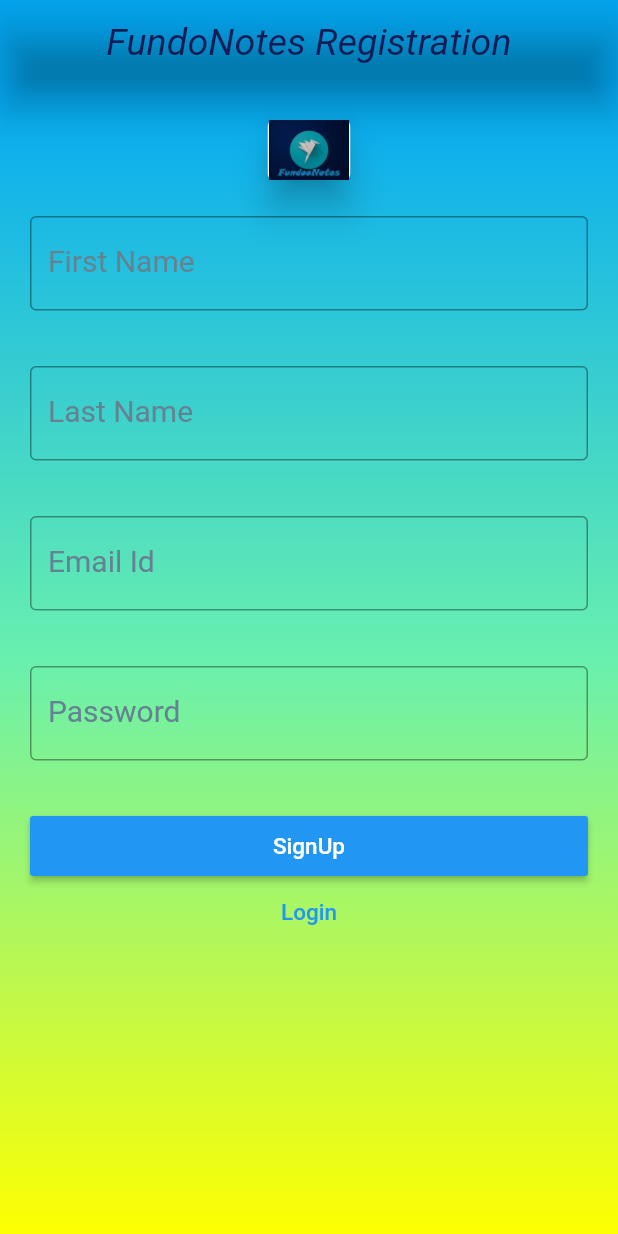
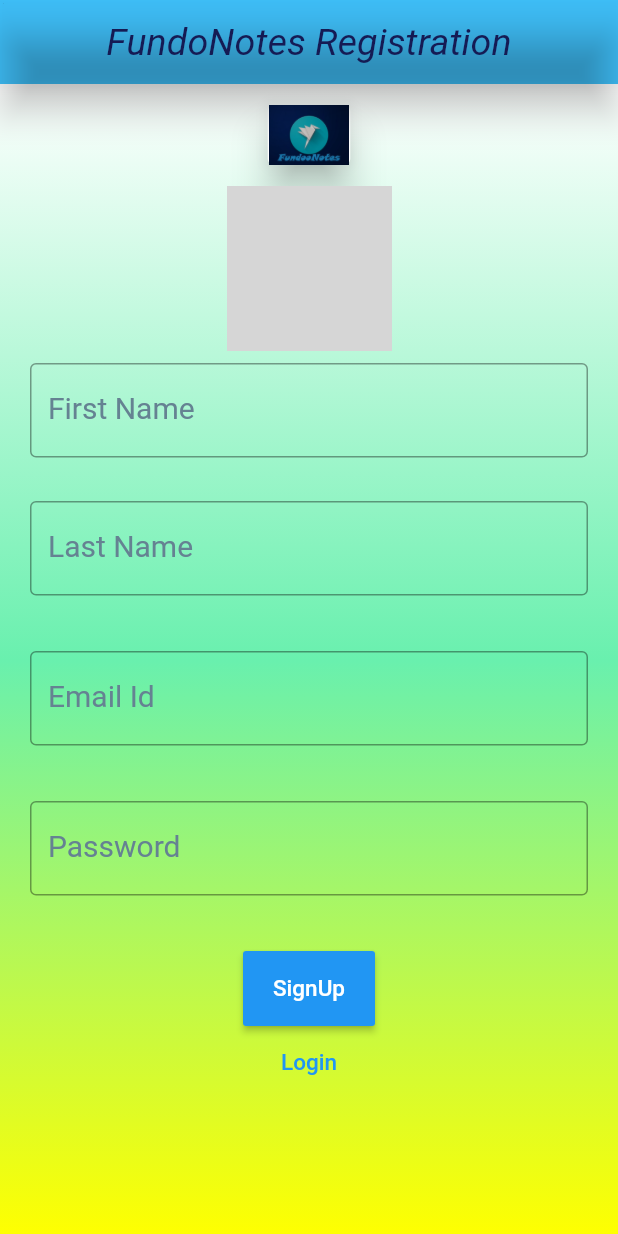
Before and after one commit to Shweta2105/FundoNotes-1, a Flutter app: the screen it shows after launch, after a tap on "Sign in", on a phone screen of 412 x 824 dp. Run offline on Flutter 3.47's test engine with Material 2 defaults, Android fonts, the light colour scheme and no system bars; our stand-ins replace firebase_core, hexcolor; accounts and stored records are empty; network calls fail; grey boxes are pictures that could not be loaded.

Commit message:
image added to registration page

```diff
--- a/lib/main.dart
+++ b/lib/main.dart
@@ -1,5 +1,6 @@
 import 'package:firebase_core/firebase_core.dart';
 import 'package:flutter/material.dart';
+import 'package:fundonotes/screens/homescreen.dart';
 import 'package:fundonotes/screens/loginpage.dart';
 import 'package:fundonotes/screens/registrationpage.dart';
 
@@ -17,6 +18,7 @@
     routes: {
       '/loginpage': (context) => LoginPage(),
       '/registrationpage': (context) => RegistrationPage(),
+      '/homescreen': (context) => HomeScreen(),
     },
   ));
 }
--- a/lib/screens/loginpage.dart
+++ b/lib/screens/loginpage.dart
@@ -25,9 +25,9 @@
 
   @override
   void initState() {
+    super.initState();
     _emailController = TextEditingController();
     //getData();
-    super.initState();
   }
 
   _emailRequestFocus() {
@@ -44,7 +44,7 @@
 
   Widget build(BuildContext context) {
     return Scaffold(
-      backgroundColor: Colors.lightBlue,
+      backgroundColor: Colors.lightBlueAccent,
       appBar: AppBar(
         automaticallyImplyLeading: false,
         backgroundColor: Colors.transparent,
@@ -60,11 +60,10 @@
       ),
       body: Container(
         decoration: BoxDecoration(
-            gradient: LinearGradient(colors: [
-          Colors.lightBlue,
-          Colors.greenAccent,
-          Colors.yellowAccent
-        ], begin: Alignment.topCenter, end: Alignment.bottomCenter)),
+            gradient: LinearGradient(
+                colors: [Colors.white, Colors.greenAccent, Colors.yellowAccent],
+                begin: Alignment.topCenter,
+                end: Alignment.bottomCenter)),
         child: Center(
           child: Padding(
             padding: EdgeInsets.all(10),
@@ -207,7 +206,9 @@
                           style: TextStyle(
                             fontSize: 15,
                           )),
-                      onPressed: () {}),
+                      onPressed: () {
+                        Navigator.pushNamed(context, '/homescreen');
+                      }),
                 ),
                 Container(
                     child: Row(
--- a/lib/screens/registrationpage.dart
+++ b/lib/screens/registrationpage.dart
@@ -57,9 +57,10 @@
     });
   }
 
+  @override
   Widget build(BuildContext context) {
     return Scaffold(
-      backgroundColor: Colors.lightBlue,
+        backgroundColor: Colors.lightBlueAccent,
         appBar: AppBar(
           automaticallyImplyLeading: false,
           backgroundColor: Colors.transparent,
@@ -73,39 +74,62 @@
               )),
           centerTitle: true,
         ),
-      body: Container(
-          decoration: BoxDecoration(
+        body: SafeArea(
+          child: LayoutBuilder(builder:
+              (BuildContext context, BoxConstraints viewportConstraint) {
+            return SingleChildScrollView(
+                child: ConstrainedBox(
+              constraints: BoxConstraints(
+                minHeight: viewportConstraint.maxHeight,
+              ),
+              child: Container(
+                decoration: const BoxDecoration(
                     gradient: LinearGradient(colors: [
-            Colors.lightBlue,
+                  Colors.white,
                   Colors.greenAccent,
                   Colors.yellowAccent
                 ], begin: Alignment.topCenter, end: Alignment.bottomCenter)),
-          child: Center(
-            child: Padding(
-              padding: EdgeInsets.all(10),
-              child: ListView(children: <Widget>[
+                padding: const EdgeInsets.symmetric(horizontal: 10),
+                child: Column(
+                    crossAxisAlignment: CrossAxisAlignment.center,
+                    children: <Widget>[
                       Container(
                         alignment: Alignment.center,
-                  padding: EdgeInsets.all(10),
+                        padding: const EdgeInsets.all(10),
                         child: Card(
                           color: HexColor('#FFFFFF'),
                           elevation: 10,
-                    child: Container(
+                          child: SizedBox(
                             height: 40,
                             width: 55,
                             child: Stack(
                               children: [
                                 Center(
-                            child: Image.asset('assets/images/fundooIcon.jpg'),
+                                  child: Image.asset(
+                                      'assets/images/fundooIcon.jpg'),
                                 )
                               ],
                             ),
                           ),
                         ),
                       ),
+                      Stack(
+                        children: [
+                          const CircleAvatar(
+                              radius: 55,
+                              backgroundImage: NetworkImage(
+                                  'https://images.unsplash.com/photo-1541963463532-d68292c34b19?ixlib=rb-1.2.1&q=80&fm=jpg&crop=entropy&cs=tinysrgb&w=1080&fit=max')),
+                          Positioned(
+                              bottom: -10,
+                              left: 70,
+                              child: IconButton(
+                                  onPressed: () {},
+                                  icon: const Icon(Icons.add_a_photo)))
+                        ],
+                      ),
                       Container(
                         height: 100,
-                  padding: EdgeInsets.fromLTRB(10, 10, 10, 0),
+                        padding: const EdgeInsets.fromLTRB(10, 8, 10, 0),
                         child: TextField(
                           controller: fnameController,
                           focusNode: fnameFocus,
@@ -116,13 +140,15 @@
                                 : fnameValid = false;
                             setState(() {});
                           },
+                          // ignore: unnecessary_new
                           style: new TextStyle(
                               fontStyle: FontStyle.normal,
                               fontSize: 20,
                               color: HexColor('#606E74')),
                           decoration: InputDecoration(
                               labelText: 'First Name',
-                        errorText: fnameValid ? null : "Invalid first name",
+                              errorText:
+                                  fnameValid ? null : "Invalid first name",
                               errorStyle: const TextStyle(fontSize: 15),
                               labelStyle: TextStyle(
                                   color: fnameFocus.hasFocus
@@ -131,7 +157,8 @@
                                           : Colors.red
                                       : HexColor('#658292')),
                               border: OutlineInputBorder(
-                            borderSide: BorderSide(color: HexColor('#658292'))),
+                                  borderSide:
+                                      BorderSide(color: HexColor('#658292'))),
                               focusedBorder: OutlineInputBorder(
                                 borderRadius:
                                     const BorderRadius.all(Radius.circular(4)),
@@ -144,7 +171,7 @@
                       ),
                       Container(
                         height: 100,
-                  padding: EdgeInsets.fromLTRB(10, 10, 10, 0),
+                        padding: const EdgeInsets.fromLTRB(10, 0, 10, 0),
                         child: TextField(
                           controller: lnameController,
                           focusNode: lnameFocus,
@@ -161,7 +188,8 @@
                               color: HexColor('#606E74')),
                           decoration: InputDecoration(
                               labelText: 'Last Name',
-                        errorText: lnameValid ? null : "Invalid last name",
+                              errorText:
+                                  lnameValid ? null : "Invalid last name",
                               errorStyle: const TextStyle(fontSize: 15),
                               labelStyle: TextStyle(
                                   color: lnameFocus.hasFocus
@@ -170,7 +198,8 @@
                                           : Colors.red
                                       : HexColor('#658292')),
                               border: OutlineInputBorder(
-                            borderSide: BorderSide(color: HexColor('#658292'))),
+                                  borderSide:
+                                      BorderSide(color: HexColor('#658292'))),
                               focusedBorder: OutlineInputBorder(
                                 borderRadius:
                                     const BorderRadius.all(Radius.circular(4)),
@@ -183,7 +212,7 @@
                       ),
                       Container(
                         height: 100,
-                  padding: EdgeInsets.fromLTRB(10, 10, 10, 10),
+                        padding: EdgeInsets.fromLTRB(10, 0, 10, 10),
                         child: TextField(
                           controller: _emailController,
                           focusNode: _emailFocus,
@@ -211,7 +240,8 @@
                                           : Colors.red
                                       : HexColor('#658292')),
                               border: OutlineInputBorder(
-                            borderSide: BorderSide(color: HexColor('#658292'))),
+                                  borderSide:
+                                      BorderSide(color: HexColor('#658292'))),
                               focusedBorder: OutlineInputBorder(
                                 borderRadius:
                                     const BorderRadius.all(Radius.circular(4)),
@@ -224,7 +254,7 @@
                       ),
                       Container(
                         height: 100,
-                  padding: EdgeInsets.fromLTRB(10, 10, 10, 10),
+                        padding: EdgeInsets.fromLTRB(10, 0, 10, 10),
                         child: Container(
                           child: SizedBox(
                             child: TextField(
@@ -256,15 +286,16 @@
                                               : Colors.red
                                           : HexColor('#658292')),
                                   border: OutlineInputBorder(
-                                borderSide:
-                                    BorderSide(color: HexColor('#658292'))),
+                                      borderSide: BorderSide(
+                                          color: HexColor('#658292'))),
                                   focusedBorder: OutlineInputBorder(
-                              borderRadius:
-                                  const BorderRadius.all(Radius.circular(4)),
+                                    borderRadius: const BorderRadius.all(
+                                        Radius.circular(4)),
                                     borderSide: _passwordFocus.hasFocus
                                         ? const BorderSide(
                                             color: Colors.amber, width: 1.2)
-                                  : BorderSide(color: HexColor('#658292')),
+                                        : BorderSide(
+                                            color: HexColor('#658292')),
                                   )),
                             ),
                           ),
@@ -272,7 +303,7 @@
                       ),
                       Container(
                           height: 50,
-                    padding: EdgeInsets.fromLTRB(10, 10, 10, 0),
+                          padding: EdgeInsets.fromLTRB(10, 0, 10, 0),
                           child: RaisedButton(
                             textColor: Colors.white,
                             color: Colors.blue,
@@ -301,7 +332,8 @@
                       ))
                     ]),
               ),
-          )),
-    );
+            ));
+          }),
+        ));
   }
 }
```
Also changed, not shown: lib/screens/homescreen.dart (added, +50 -0 lines), lib/resources/firebase_auth.dart (added). Lines whose indentation alone changed are shown as unchanged.
